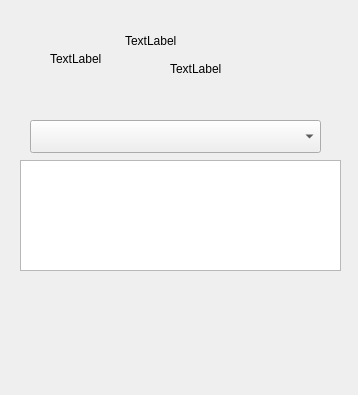
jeremyroa/Proyecto_RJ, file Food_system/user_menu.ui: the form before one commit.
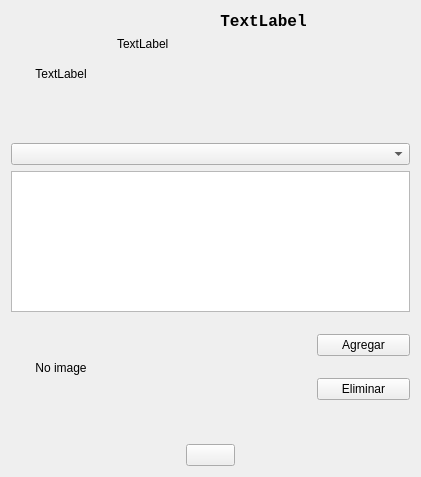
The form after the commit. Icons and pictures are not drawn.

Diff of the .ui file:
```diff
--- a/Food_system/user_menu.ui
+++ b/Food_system/user_menu.ui
@@ -6,91 +6,243 @@
    <rect>
     <x>0</x>
     <y>0</y>
-    <width>358</width>
-    <height>395</height>
+    <width>421</width>
+    <height>477</height>
    </rect>
   </property>
   <property name="windowTitle">
    <string>Form</string>
   </property>
-  <widget class="QListWidget" name="listWidget">
-   <property name="geometry">
-    <rect>
-     <x>20</x>
-     <y>160</y>
-     <width>321</width>
-     <height>111</height>
-    </rect>
-   </property>
-  </widget>
-  <widget class="QComboBox" name="comboBox">
-   <property name="geometry">
-    <rect>
-     <x>30</x>
-     <y>120</y>
-     <width>291</width>
-     <height>33</height>
-    </rect>
-   </property>
-  </widget>
+  <layout class="QVBoxLayout" name="verticalLayout_4">
+   <item>
+    <layout class="QVBoxLayout" name="verticalLayout_3">
+     <item>
+      <layout class="QHBoxLayout" name="horizontalLayout">
+       <item>
   <widget class="QLabel" name="label">
-   <property name="geometry">
-    <rect>
-     <x>50</x>
-     <y>50</y>
-     <width>59</width>
-     <height>17</height>
-    </rect>
+         <property name="maximumSize">
+          <size>
+           <width>100</width>
+           <height>100</height>
+          </size>
    </property>
    <property name="text">
     <string>TextLabel</string>
    </property>
-  </widget>
+         <property name="scaledContents">
+          <bool>true</bool>
+         </property>
+         <property name="alignment">
+          <set>Qt::AlignCenter</set>
+         </property>
+        </widget>
+       </item>
+       <item>
+        <layout class="QVBoxLayout" name="verticalLayout">
+         <item>
+          <widget class="QLabel" name="label_2">
+           <property name="minimumSize">
+            <size>
+             <width>0</width>
+             <height>20</height>
+            </size>
+           </property>
+           <property name="maximumSize">
+            <size>
+             <width>16777215</width>
+             <height>30</height>
+            </size>
+           </property>
+           <property name="font">
+            <font>
+             <family>Liberation Mono</family>
+             <pointsize>12</pointsize>
+             <weight>75</weight>
+             <bold>true</bold>
+            </font>
+           </property>
+           <property name="text">
+            <string>TextLabel</string>
+           </property>
+           <property name="alignment">
+            <set>Qt::AlignCenter</set>
+           </property>
+          </widget>
+         </item>
+         <item>
   <widget class="QLabel" name="label_3">
-   <property name="geometry">
-    <rect>
-     <x>170</x>
-     <y>60</y>
-     <width>59</width>
-     <height>17</height>
-    </rect>
+           <property name="minimumSize">
+            <size>
+             <width>0</width>
+             <height>100</height>
+            </size>
+           </property>
+           <property name="maximumSize">
+            <size>
+             <width>16777215</width>
+             <height>100</height>
+            </size>
    </property>
    <property name="text">
     <string>TextLabel</string>
    </property>
-  </widget>
-  <widget class="QWidget" name="">
-   <property name="geometry">
-    <rect>
-     <x>70</x>
-     <y>30</y>
-     <width>107</width>
-     <height>22</height>
-    </rect>
-   </property>
-   <layout class="QHBoxLayout" name="horizontalLayout">
+           <property name="alignment">
+            <set>Qt::AlignLeading|Qt::AlignLeft|Qt::AlignTop</set>
+           </property>
+          </widget>
+         </item>
+        </layout>
+       </item>
+      </layout>
+     </item>
+     <item>
+      <widget class="QComboBox" name="comboBox"/>
+     </item>
+     <item>
+      <widget class="QListWidget" name="listWidget">
+       <property name="minimumSize">
+        <size>
+         <width>100</width>
+         <height>100</height>
+        </size>
+       </property>
+       <property name="maximumSize">
+        <size>
+         <width>400</width>
+         <height>400</height>
+        </size>
+       </property>
+      </widget>
+     </item>
+     <item>
+      <layout class="QHBoxLayout" name="horizontalLayout_2">
+       <item>
+        <widget class="QLabel" name="label_4">
+         <property name="minimumSize">
+          <size>
+           <width>100</width>
+           <height>100</height>
+          </size>
+         </property>
+         <property name="maximumSize">
+          <size>
+           <width>100</width>
+           <height>100</height>
+          </size>
+         </property>
+         <property name="text">
+          <string>No image</string>
+         </property>
+         <property name="scaledContents">
+          <bool>true</bool>
+         </property>
+         <property name="alignment">
+          <set>Qt::AlignCenter</set>
+         </property>
+        </widget>
+       </item>
     <item>
      <spacer name="horizontalSpacer">
       <property name="orientation">
        <enum>Qt::Horizontal</enum>
       </property>
+         <property name="sizeType">
+          <enum>QSizePolicy::Fixed</enum>
+         </property>
       <property name="sizeHint" stdset="0">
        <size>
-        <width>40</width>
+           <width>200</width>
         <height>20</height>
        </size>
       </property>
      </spacer>
     </item>
     <item>
-     <widget class="QLabel" name="label_2">
+        <layout class="QVBoxLayout" name="verticalLayout_2">
+         <item>
+          <widget class="QPushButton" name="pushButton_2">
       <property name="text">
-       <string>TextLabel</string>
+            <string>Agregar</string>
       </property>
      </widget>
     </item>
-   </layout>
-  </widget>
+         <item>
+          <widget class="QPushButton" name="pushButton">
+           <property name="text">
+            <string>Eliminar</string>
+           </property>
+          </widget>
+         </item>
+        </layout>
+       </item>
+      </layout>
+     </item>
+     <item>
+      <spacer name="verticalSpacer">
+       <property name="orientation">
+        <enum>Qt::Vertical</enum>
+       </property>
+       <property name="sizeType">
+        <enum>QSizePolicy::Fixed</enum>
+       </property>
+       <property name="sizeHint" stdset="0">
+        <size>
+         <width>20</width>
+         <height>20</height>
+        </size>
+       </property>
+      </spacer>
+     </item>
+     <item>
+      <layout class="QHBoxLayout" name="horizontalLayout_3">
+       <item>
+        <spacer name="horizontalSpacer_2">
+         <property name="orientation">
+          <enum>Qt::Horizontal</enum>
+         </property>
+         <property name="sizeType">
+          <enum>QSizePolicy::Fixed</enum>
+         </property>
+         <property name="sizeHint" stdset="0">
+          <size>
+           <width>175</width>
+           <height>20</height>
+          </size>
+         </property>
+        </spacer>
+       </item>
+       <item>
+        <widget class="QPushButton" name="pushButton_3">
+         <property name="text">
+          <string/>
+         </property>
+         <property name="icon">
+          <iconset>
+           <normaloff>../img_system/kisspng-chroma-key-check-mark-tilde-symbol-green-tick-5ac32c3e1d4770.2128125115227402861199.png</normaloff>../img_system/kisspng-chroma-key-check-mark-tilde-symbol-green-tick-5ac32c3e1d4770.2128125115227402861199.png</iconset>
+         </property>
+        </widget>
+       </item>
+       <item>
+        <spacer name="horizontalSpacer_3">
+         <property name="orientation">
+          <enum>Qt::Horizontal</enum>
+         </property>
+         <property name="sizeType">
+          <enum>QSizePolicy::Fixed</enum>
+         </property>
+         <property name="sizeHint" stdset="0">
+          <size>
+           <width>175</width>
+           <height>20</height>
+          </size>
+         </property>
+        </spacer>
+       </item>
+      </layout>
+     </item>
+    </layout>
+   </item>
+  </layout>
  </widget>
  <tabstops>
   <tabstop>comboBox</tabstop>
```
Lines whose indentation alone changed are shown as unchanged.
